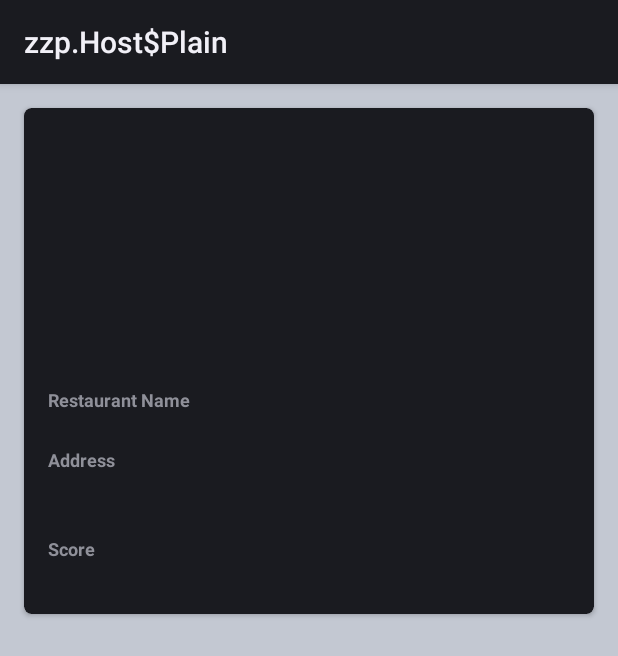
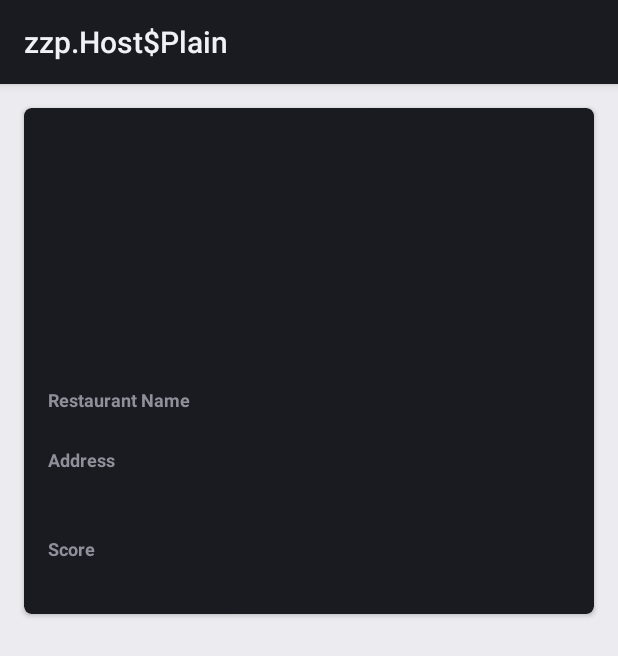
Before and after one commit to VictorGTdaCruz/quandoo-chanllenge, an Android app: the layout activity_merchant_details.xml on its own in the app's theme, with its tools: preview values and no code run, on a phone screen of 412 x 824 dp. Shown: the top 656 px of the screen. Run offline under Robolectric (Android 15) with nearby library versions, the phone set to English and light mode, and no system bars.

Commit message:
Update app colors

```diff
--- a/app/src/main/res/values/colors.xml
+++ b/app/src/main/res/values/colors.xml
@@ -1,6 +1,6 @@
 <?xml version="1.0" encoding="utf-8"?>
 <resources>
-    <color name="colorPrimary">#008577</color>
-    <color name="colorPrimaryDark">#00574B</color>
-    <color name="colorAccent">#D81B60</color>
+    <color name="colorPrimary">#424B54</color>
+    <color name="colorPrimaryDark">#181C24</color>
+    <color name="colorAccent">#262626</color>
 </resources>
--- a/common/src/main/res/layout/component_states.xml
+++ b/common/src/main/res/layout/component_states.xml
@@ -10,6 +10,7 @@
         android:layout_width="wrap_content"
         android:layout_height="wrap_content"
         android:visibility="gone"
+        style="?android:attr/progressBarStyle"
         app:layout_constraintTop_toTopOf="parent"
         app:layout_constraintBottom_toBottomOf="parent"
         app:layout_constraintStart_toStartOf="parent"
--- a/feature-merchants/src/main/res/values/colors.xml
+++ b/feature-merchants/src/main/res/values/colors.xml
@@ -1,4 +1,4 @@
 <?xml version="1.0" encoding="utf-8"?>
 <resources>
-    <color name="grey">#C3C8D2</color>
+    <color name="grey">#EBEBF0</color>
 </resources>
```
